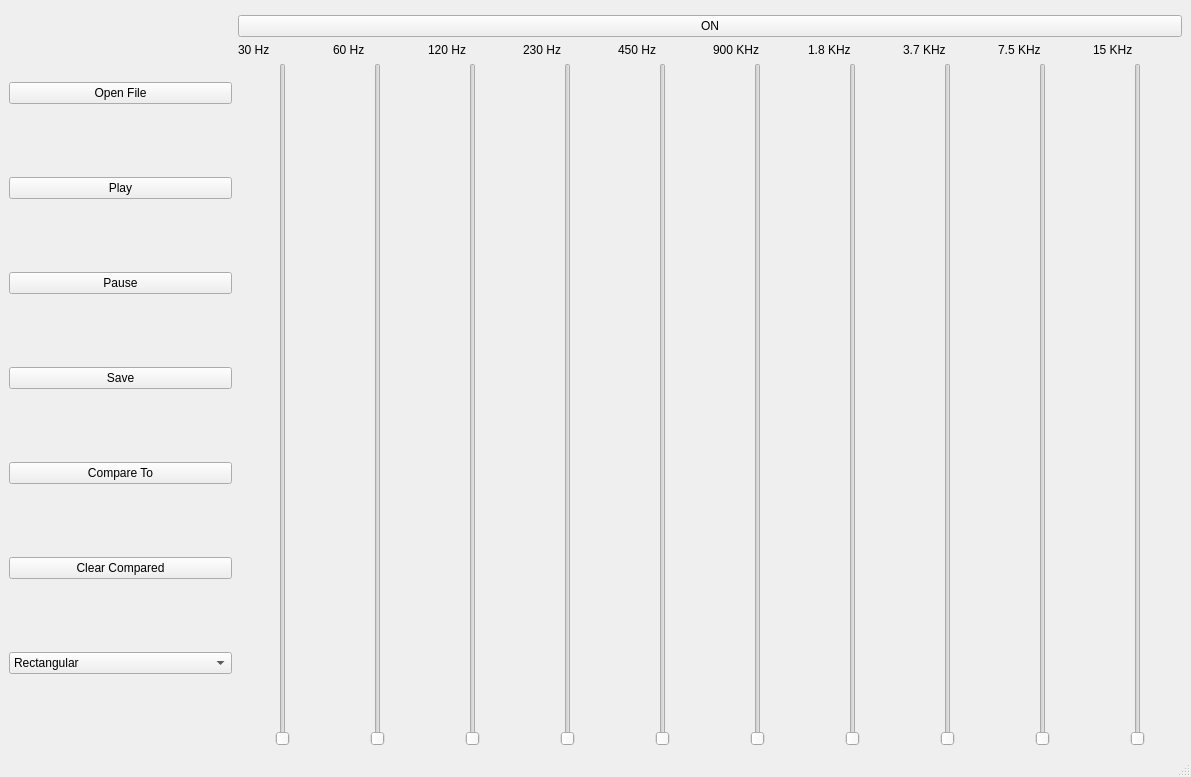
Before: the Qt Designer form UI.ui in ASquaredM/KawaiiDevs-Eq, drawn with Qt 5.
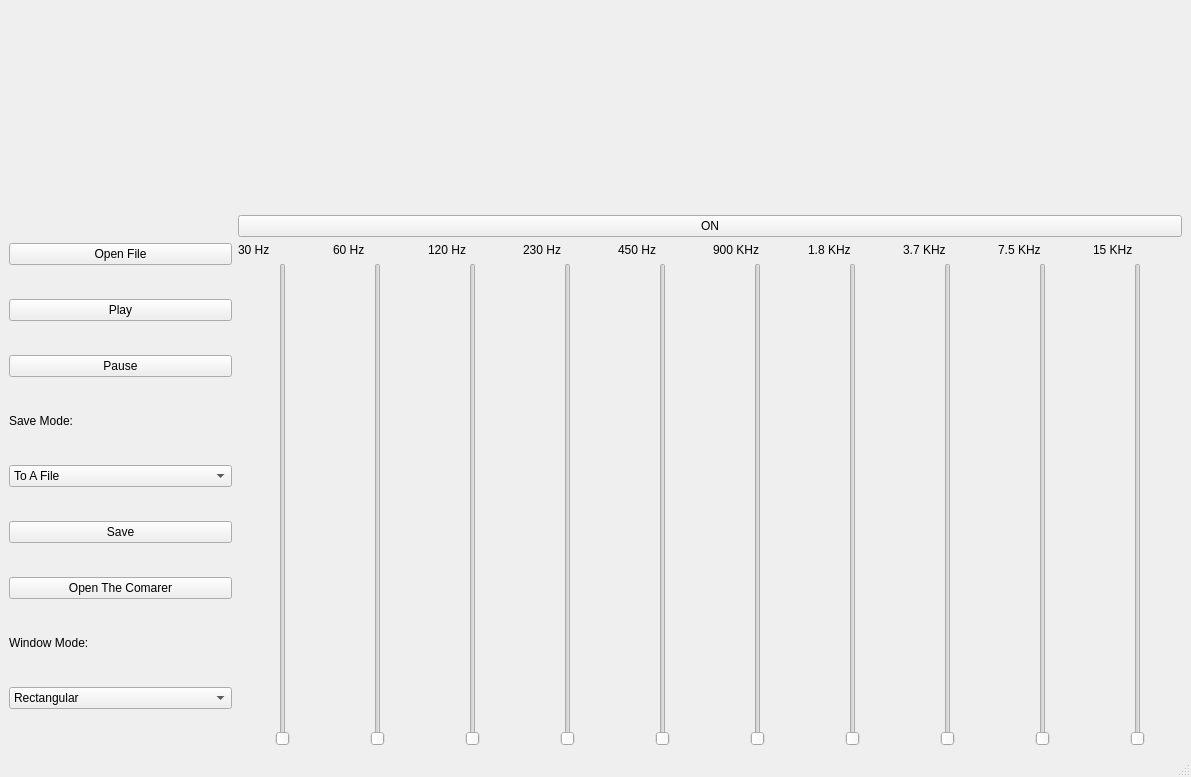
After: the same form once the commit is applied. Custom widgets are drawn as their Qt base class.

```diff
--- a/UI.ui
+++ b/UI.ui
@@ -20,7 +20,14 @@
       <item>
        <layout class="QVBoxLayout" name="verticalLayout_2">
         <item>
-         <widget class="PlotWidget" name="widget" native="true"/>
+         <widget class="PlotWidget" name="widget" native="true">
+          <property name="minimumSize">
+           <size>
+            <width>0</width>
+            <height>200</height>
+           </size>
+          </property>
+         </widget>
         </item>
        </layout>
       </item>
@@ -49,6 +56,38 @@
             </property>
            </widget>
           </item>
+          <item>
+           <widget class="QLabel" name="label_12">
+            <property name="maximumSize">
+             <size>
+              <width>16777215</width>
+              <height>20</height>
+             </size>
+            </property>
+            <property name="text">
+             <string>Save Mode:</string>
+            </property>
+           </widget>
+          </item>
+          <item>
+           <widget class="QComboBox" name="SaveMode">
+            <item>
+             <property name="text">
+              <string>To A File</string>
+             </property>
+            </item>
+            <item>
+             <property name="text">
+              <string>QuickSave1</string>
+             </property>
+            </item>
+            <item>
+             <property name="text">
+              <string>QuickSave2</string>
+             </property>
+            </item>
+           </widget>
+          </item>
           <item>
            <widget class="QPushButton" name="SaveButton">
             <property name="text">
@@ -59,14 +98,20 @@
           <item>
            <widget class="QPushButton" name="CompareButton">
             <property name="text">
-             <string>Compare To</string>
+             <string>Open The Comarer</string>
             </property>
            </widget>
           </item>
           <item>
-           <widget class="QPushButton" name="ClearComparedButton">
+           <widget class="QLabel" name="label_2">
+            <property name="maximumSize">
+             <size>
+              <width>16777215</width>
+              <height>20</height>
+             </size>
+            </property>
             <property name="text">
-             <string>Clear Compared</string>
+             <string>Window Mode:</string>
             </property>
            </widget>
           </item>
```
Left out of the diff: 2 changed lines with no effect on the pictures.
